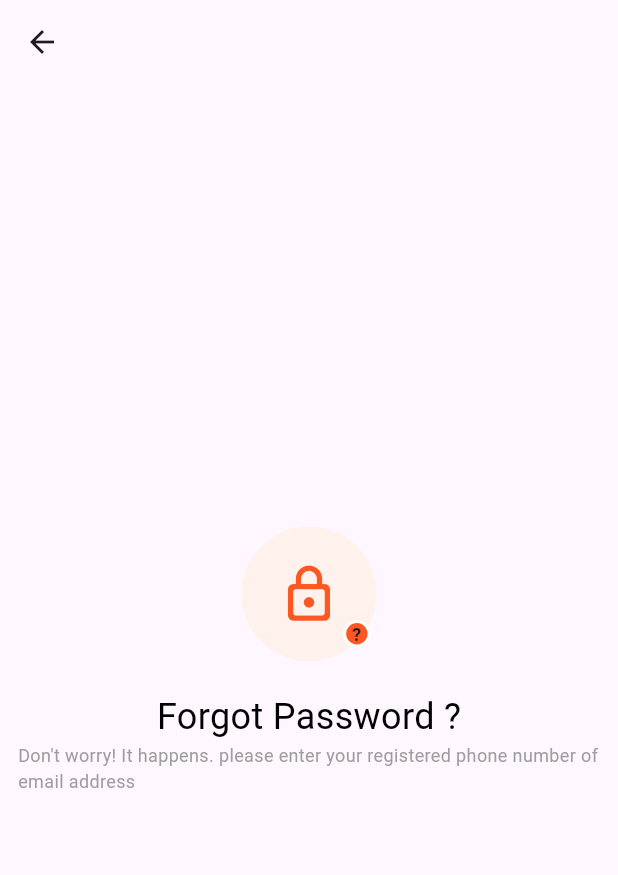
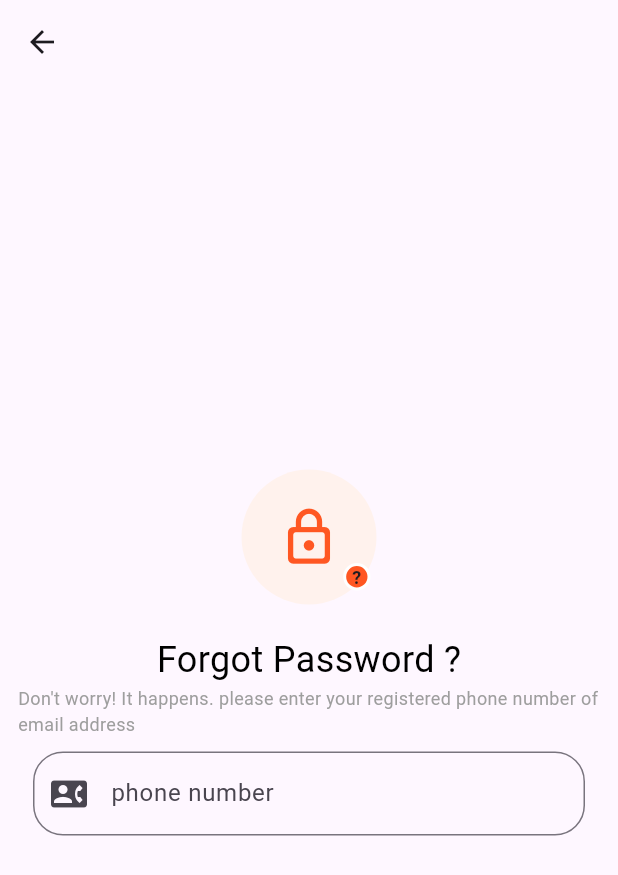
Before and after one commit to mdmehedidesktop-dotcom/navigation-, a Flutter app: the screen it shows after launch, on a phone screen of 412 x 824 dp. Shown: the top 875 px of the screen. Run offline on Flutter 3.47's test engine with Material 3 defaults, Android fonts, the phone set to English and light mode, and no system bars.

Commit message:
Update project

```diff
--- a/lib/Screen/forgot_password.dart
+++ b/lib/Screen/forgot_password.dart
@@ -1,4 +1,6 @@
 import 'package:flutter/material.dart';
+
+import '../custome widget/Custtom text field.dart';
 class ForgotPassword extends StatefulWidget {
   const ForgotPassword({super.key});
 
@@ -46,7 +48,8 @@ class _ForgotPasswordState extends State<ForgotPassword> {
             SizedBox(height: 20,),
             Text("Forgot Password ?",style: TextStyle(fontSize: 24,color: Colors.black),),
             Text("Don't worry! It happens. please enter your registered phone number of email address",
-            style: TextStyle(fontSize: 12,color: Colors.grey),)
+            style: TextStyle(fontSize: 12,color: Colors.grey),),
+            MyTextField(email: TextEditingController(), hint: 'phone number', mLine: 1, icon: Icons.contact_phone, suffixIcon: null,),
           ],
         ),
       ),)),
```
